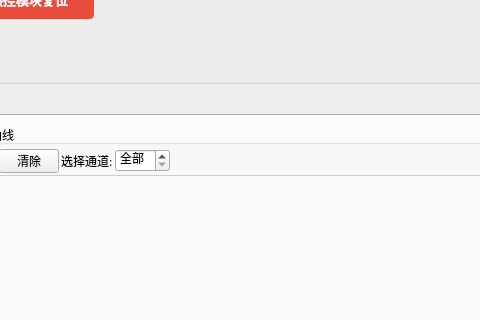
This is temperatureinfowindow.ui in jinglun233/AntennaTestSystemzjl as Qt 5 draws it before an edit; both pictures show x 599 to 1079 and y 102 to 422 of the 1250 by 780 pixel window. The edited form follows.
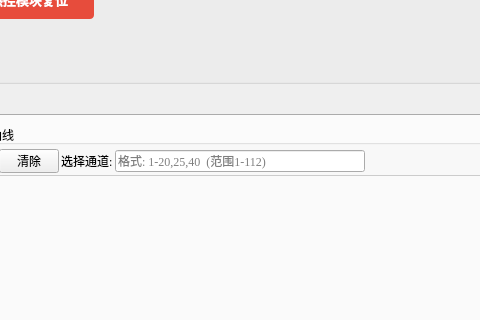
This is the edited form.

Diff of the .ui file:
```diff
--- a/temperatureinfowindow.ui
+++ b/temperatureinfowindow.ui
@@ -649,21 +649,29 @@
              </widget>
             </item>
             <item>
-             <widget class="QSpinBox" name="spinBox_selectChannel">
+             <widget class="QLineEdit" name="lineEdit_selectChannel">
               <property name="minimumSize">
                <size>
-                <width>55</width>
+                <width>200</width>
                 <height>22</height>
                </size>
               </property>
-              <property name="specialValueText">
-               <string>全部</string>
+              <property name="maximumSize">
+               <size>
+                <width>250</width>
+                <height>22</height>
+               </size>
               </property>
-              <property name="minimum">
-               <number>0</number>
+              <property name="toolTip">
+               <string>输入要显示的通道号，支持范围和单号组合
+示例: 1-20,25,40 表示显示通道1~20、25、40
+留空或输入 &quot;all&quot; 显示全部112路通道</string>
               </property>
-              <property name="maximum">
-               <number>112</number>
+              <property name="text">
+               <string/>
+              </property>
+              <property name="placeholderText">
+               <string>格式: 1-20,25,40  (范围1-112)</string>
               </property>
              </widget>
             </item>
```
